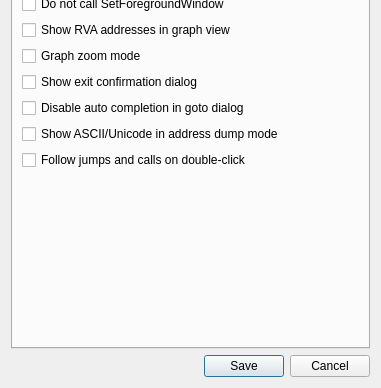
Above: src/gui/Src/Gui/SettingsDialog.ui from x64dbg/x64dbg before the change; both pictures show x 0 to 381 and y 208 to 596 of the 381 by 596 pixel window. Below: the same form after it.
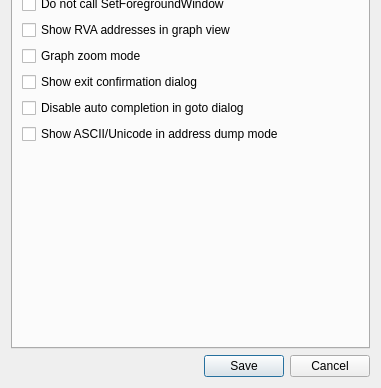
That is the form after the change. The open tabs and pages were chosen to show the change. Icons and pictures are not drawn.

Commit message: GUI: Revert SettingsDialog changes

Diff of the .ui file:
```diff
--- a/src/gui/Src/Gui/SettingsDialog.ui
+++ b/src/gui/Src/Gui/SettingsDialog.ui
@@ -7,7 +7,7 @@
     <x>0</x>
     <y>0</y>
     <width>381</width>
-    <height>592</height>
+    <height>514</height>
    </rect>
   </property>
   <property name="sizePolicy">
@@ -745,13 +745,6 @@
          </property>
         </widget>
        </item>
-       <item>
-        <widget class="QCheckBox" name="chkFollowJumpsAndCalls">
-         <property name="text">
-          <string>Follow jumps and calls on double-click</string>
-         </property>
-        </widget>
-       </item>
        <item>
         <spacer name="verticalSpacerGUI">
          <property name="orientation">
```
The commit also changes 2 other files.
